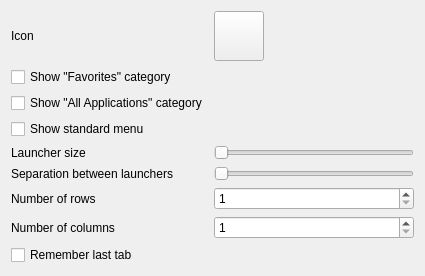
JoseExposito/takeoff-launcher, file Takeoff/src/takeoff/config/ConfigForm.ui: the form before one commit.
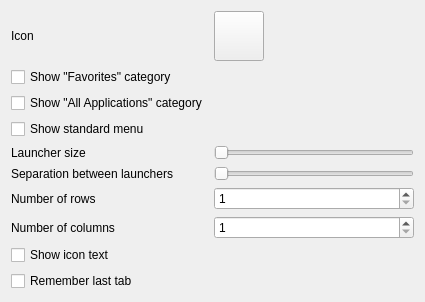
The form after the commit.

```diff
--- a/Takeoff/src/takeoff/config/ConfigForm.ui
+++ b/Takeoff/src/takeoff/config/ConfigForm.ui
@@ -7,7 +7,7 @@
     <x>0</x>
     <y>0</y>
     <width>425</width>
-    <height>264</height>
+    <height>289</height>
    </rect>
   </property>
   <property name="windowTitle">
@@ -113,7 +113,7 @@
      </property>
     </widget>
    </item>
-   <item row="8" column="0">
+   <item row="9" column="0">
     <widget class="QCheckBox" name="rememberLastTab">
      <property name="text">
       <string>Remember last tab</string>
@@ -145,6 +145,13 @@
      </property>
     </widget>
    </item>
+   <item row="8" column="0">
+    <widget class="QCheckBox" name="showIconText">
+     <property name="text">
+      <string>Show icon text</string>
+     </property>
+    </widget>
+   </item>
   </layout>
  </widget>
  <resources/>
```
Left out of the diff: 2 changed lines with no effect on the pictures.
